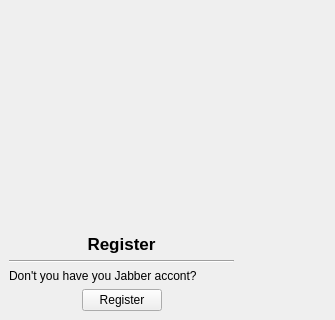
The window that widgets/mainWindow.ui (xmpp-graveyard/jabbim) describes before a commit, drawn with Qt 5; both pictures show x 0 to 335 and y 426 to 746 of the 335 by 746 pixel window.
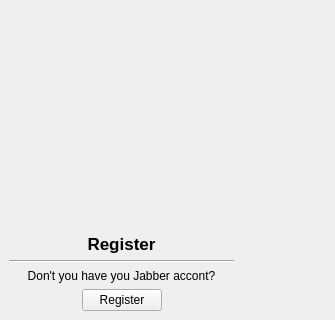
The same window after the commit. Icons and pictures are not drawn.

Commit message: vycentrovani nadpisu

```diff
--- a/widgets/mainWindow.ui
+++ b/widgets/mainWindow.ui
@@ -96,6 +96,9 @@
            <property name="text" >
             <string>Don't you have you Jabber accont?</string>
            </property>
+           <property name="alignment" >
+            <set>Qt::AlignCenter</set>
+           </property>
            <property name="wordWrap" >
             <bool>true</bool>
            </property>
```
